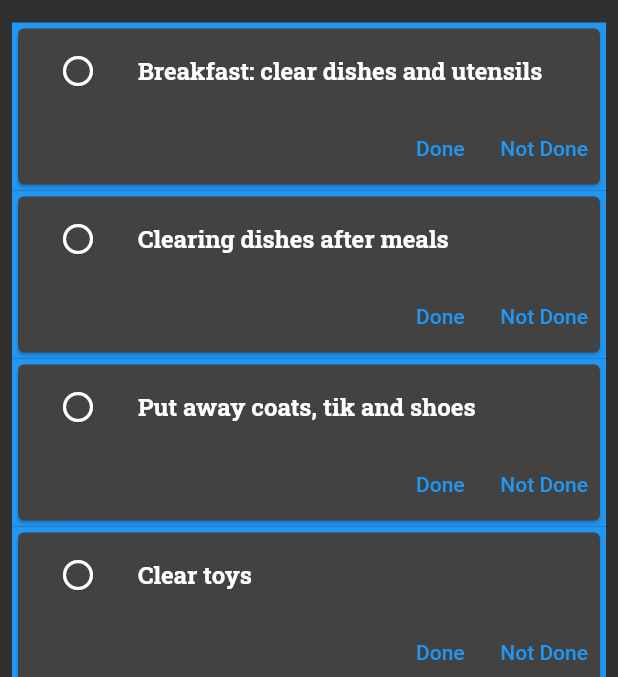
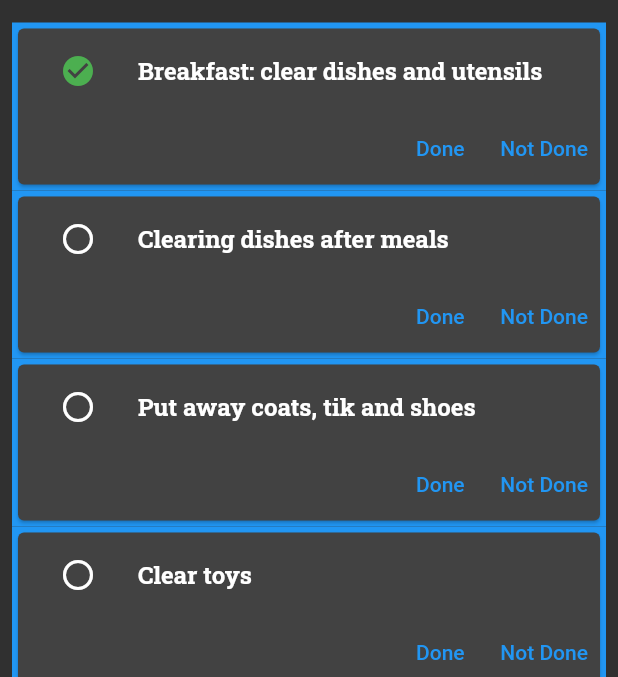
Before and after one commit to DewofyourYouth/chores, a Flutter app: the KidsChoresPage screen opened directly with empty values, after a tap on the "radio button unchecked" icon, after a tap on "Done", on a phone screen of 412 x 824 dp, the part 150-827 px from its top. Run offline on Flutter 3.47's test engine with Material 2 defaults, Android fonts, the phone set to English and light mode, and no system bars; our stand-ins replace flutter_spinkit; missing offline and left inert: mongo_dart.

Commit message:
chore updating

```diff
--- a/lib/components/chores/chore_card.dart
+++ b/lib/components/chores/chore_card.dart
@@ -26,7 +26,7 @@ class _ChoreCardState extends State<ChoreCard> {
       done = !done;
     });
     log("marking chore as ${done ? 'done' : 'not done'}");
-    ChoreLog choreLog = ChoreLog(
+    var choreLog = ChoreLog(
         calendarDay: getDay(),
         kidName: widget.name,
         chore: widget.chore,
@@ -64,8 +64,16 @@ class _ChoreCardState extends State<ChoreCard> {
         Row(
           mainAxisAlignment: MainAxisAlignment.end,
           children: [
-            TextButton(child: const Text("Done"), onPressed: toggleChore),
-            TextButton(onPressed: toggleChore, child: const Text("Not Done"))
+            TextButton(
+                child: const Text("Done"),
+                onPressed: () => {
+                      if (!done) {toggleChore()}
+                    }),
+            TextButton(
+                onPressed: () => {
+                      if (done) {toggleChore()}
+                    },
+                child: const Text("Not Done"))
           ],
         )
       ],
--- a/lib/database/queries.dart
+++ b/lib/database/queries.dart
@@ -45,7 +45,9 @@ FutureBuilder getMongoKidsWidgets() {
           );
         }
         if (snapshot.hasError) {
-          return Text("Error: ${snapshot.error}");
+          return Text(
+            "Error: ${snapshot.error}",
+          );
         }
         if (snapshot.hasData) {
           return Wrap(
@@ -58,12 +60,14 @@ FutureBuilder getMongoKidsWidgets() {
 }
 
 void insertChore(ChoreLog chore) async {
+  String choreLogId =
+      createChoreLogId(chore.calendarDay, chore.kidName, chore.chore);
   var choreLogCollection = await getCollection('chore-log');
+  var cLog = await choreLogCollection.findOne({"_id": choreLogId});
+  if (cLog != null) {
+    await choreLogCollection.replaceOne({"_id": choreLogId}, chore.toMap());
+  }
   log("Logging chore");
-  await choreLogCollection.updateOne(
-      where.eq('_id',
-          createChoreLogId(chore.calendarDay, chore.kidName, chore.chore)),
-      modify.set("done", chore.isDone),
-      upsert: true);
+  await choreLogCollection.insertOne(chore.toMap());
   log("${chore.toString()} logged");
 }
```
